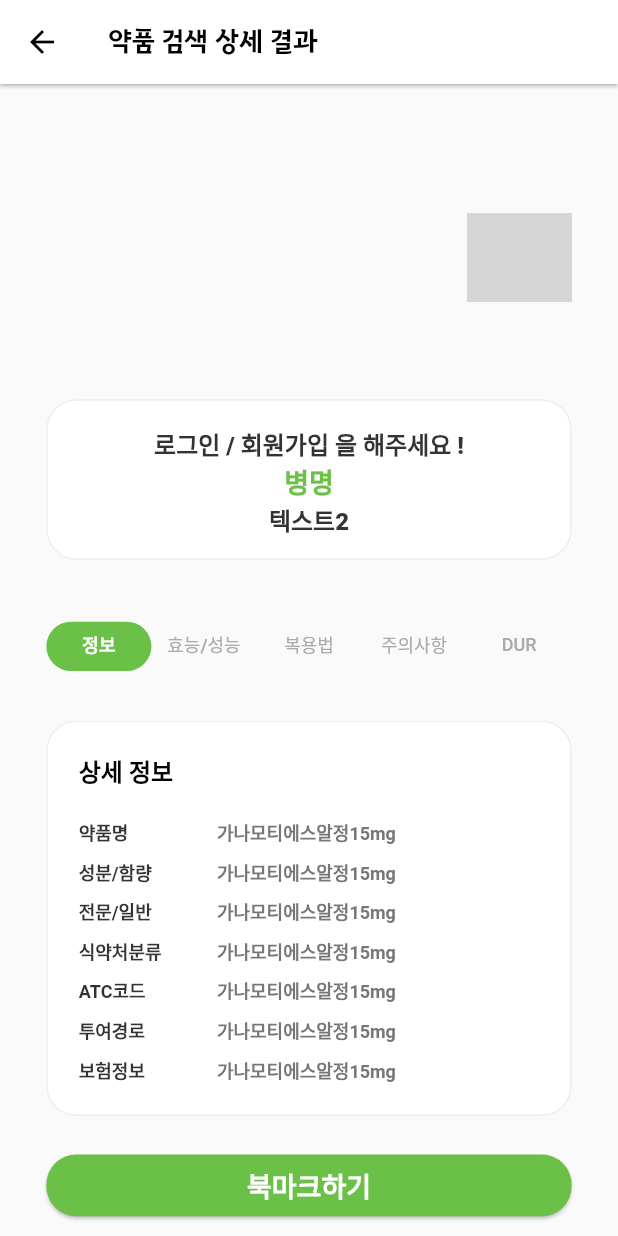
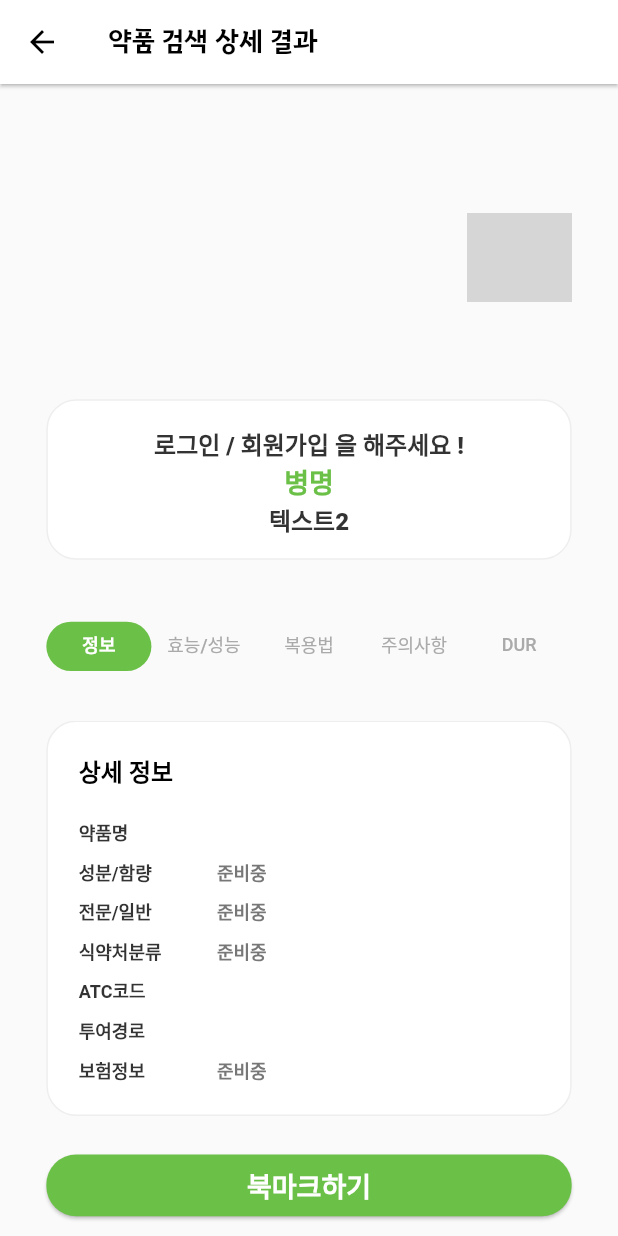
Before and after one commit to Dongguk-Univ-Drugs/pillology, a Flutter app: the ResultDetail screen opened directly with empty values, on a phone screen of 412 x 824 dp. Run offline on Flutter 3.47's test engine with Material 2 defaults, Android fonts, the phone set to English and light mode, and no system bars; our stand-ins replace camera, dotted_border, flutter_datetime_picker, flutter_switch, image_picker, sqflite and 2 more; missing offline and left inert: flutter_barcode_scanner, imagebutton; accounts and stored records are empty; network calls fail; statements that could not run were skipped; grey boxes are pictures that could not be loaded.

```diff
--- a/pill/lib/components/body/home/search/result_detail.dart
+++ b/pill/lib/components/body/home/search/result_detail.dart
@@ -1,6 +1,6 @@
 import 'package:flutter/material.dart';
 // components
-import 'package:pill/components/body/home/search/result_tabview.dart';
+import 'package:pill/components/body/home/search/result_detail_tabview.dart';
 import 'package:pill/components/header/header.dart';
 // models
 import 'package:pill/model/text_search_result.dart';
@@ -64,7 +64,7 @@ class _ResultDetailState extends State<ResultDetail>
               Expanded(
                   // tab view : 5 tabs required
                   flex: 5,
-                  child: resultTabView(context, tabController)),
+                  child: resultTabView(context, tabController, data: _result)),
               Expanded(
                   // bookmark button
                   flex: 1,
@@ -161,7 +161,7 @@ Widget resultAlert(BuildContext context, {String bewareDrug}) {
 
 // 결과화면 탭 뷰
 Widget resultTabView(BuildContext context, TabController tabController,
-    {final data}) {
+    {TextSearchResult data}) {
   return Container(
       margin: EdgeInsets.symmetric(
           horizontal: MediaQuery.of(context).size.width * 0.05,
@@ -207,7 +207,7 @@ Widget resultTabView(BuildContext context, TabController tabController,
               child: TabBarView(
                 controller: tabController,
                 children: [
-                  tabInformation(context),
+                  tabInformation(context, data: data),
                   tabInformation(context),
                   tabInformation(context),
                   tabInformation(context),
--- a/pill/lib/components/body/home/search/result_tabview.dart
+++ b/pill/lib/components/body/home/search/result_detail_tabview.dart
@@ -40,13 +40,13 @@ Container tabInformation(BuildContext context, {final data}) {
             // 약품명 : ↓↓↓ list
             mainAxisAlignment: MainAxisAlignment.spaceBetween,
             children: [
-              tabInformationSubItem(title : '약품명', content: '가나모티에스알정15mg'),
-              tabInformationSubItem(title : '성분/함량', content: '가나모티에스알정15mg'),
-              tabInformationSubItem(title : '전문/일반', content: '가나모티에스알정15mg'),
-              tabInformationSubItem(title : '식약처분류', content: '가나모티에스알정15mg'),
-              tabInformationSubItem(title : 'ATC코드', content: '가나모티에스알정15mg'),
-              tabInformationSubItem(title : '투여경로', content: '가나모티에스알정15mg'),
-              tabInformationSubItem(title : '보험정보', content: '가나모티에스알정15mg'),
+              tabInformationSubItem(title : '약품명', content: data != null ? data.itemName : 'name'),
+              tabInformationSubItem(title : '성분/함량', content: '준비중'),
+              tabInformationSubItem(title : '전문/일반', content: '준비중'),
+              tabInformationSubItem(title : '식약처분류', content: '준비중'),
+              tabInformationSubItem(title : 'ATC코드', content: data != null ? data.itemSeq : 'code'),
+              tabInformationSubItem(title : '투여경로', content: data != null ? data.useMethodQesitm : 'how to'),
+              tabInformationSubItem(title : '보험정보', content: '준비중'),
             ],
           ),
         )
--- a/pill/lib/components/body/home/search/result_list.dart
+++ b/pill/lib/components/body/home/search/result_list.dart
@@ -26,6 +26,7 @@ class SearchResult extends StatefulWidget {
 class SearchResultState extends State<SearchResult> {
   final _controller = ScrollController();
 
+  // TODO : env 처리하기
   // text search
   var _serviceKey =
       'xCmiTrdFK8b1d4tNOWt%2Fjs%2BYo7TQcd%2BJqb3KxAib7iDWO%2B3aGkevwya5zHvIv%2FJ6pyrjjHGwSbjOR%2FnTQ%2B5zfA%3D%3D';
--- a/pill/lib/model/text_search_result.dart
+++ b/pill/lib/model/text_search_result.dart
@@ -1,3 +1,5 @@
+import 'package:xml/xml.dart';
+
 class TextSearchResult {
   final String entpName; // 제조회사 이름
   final String itemName; // 의약품 이름
@@ -43,12 +45,15 @@ class TextSearchResult {
       _engName = '';
     }
 
+    // replace pattern <p>---</p>
+    String useMethodQesitmString = parsedJson['useMethodQesitm'].replaceAll(new RegExp(r"[(<p>)(</p>)]"), '');
+
     return TextSearchResult(
         entpName: parsedJson['entpName'],
         itemName: _korName,
         itemEngName: _engName,
         efcyQesitm: parsedJson['efcyQesitm'],
-        useMethodQesitm: parsedJson['useMethodQesitm'],
+        useMethodQesitm: useMethodQesitmString,
         atpnWarnQesitm: parsedJson['atpnWarnQesitm'],
         atpnQesitm: parsedJson['atpnQesitm'],
         intrcQesitm: parsedJson['intrcQesitm'],
--- a/pill/pubspec.yaml
+++ b/pill/pubspec.yaml
@@ -46,6 +46,7 @@ dependencies:
   webview_flutter: ^1.0.7
   # inner database
   sqflite: ^1.3.2+3
+
   # The following adds the Cupertino Icons font to your application.
   # Use with the CupertinoIcons class for iOS style icons.
   cupertino_icons: ^1.0.0
```
